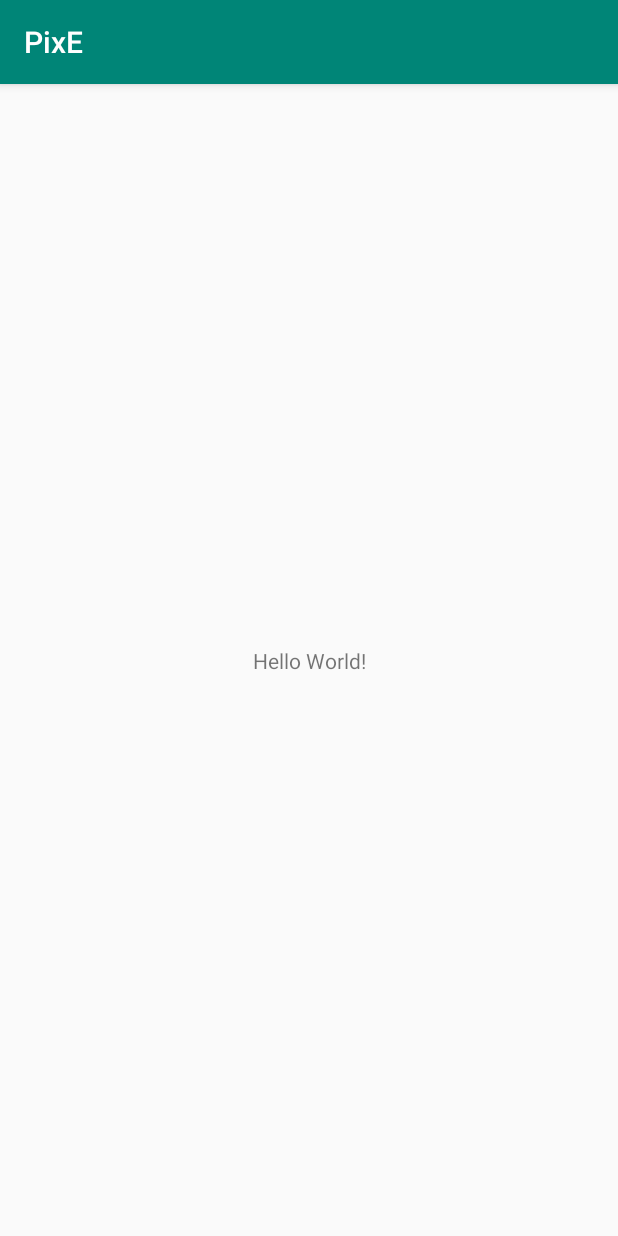
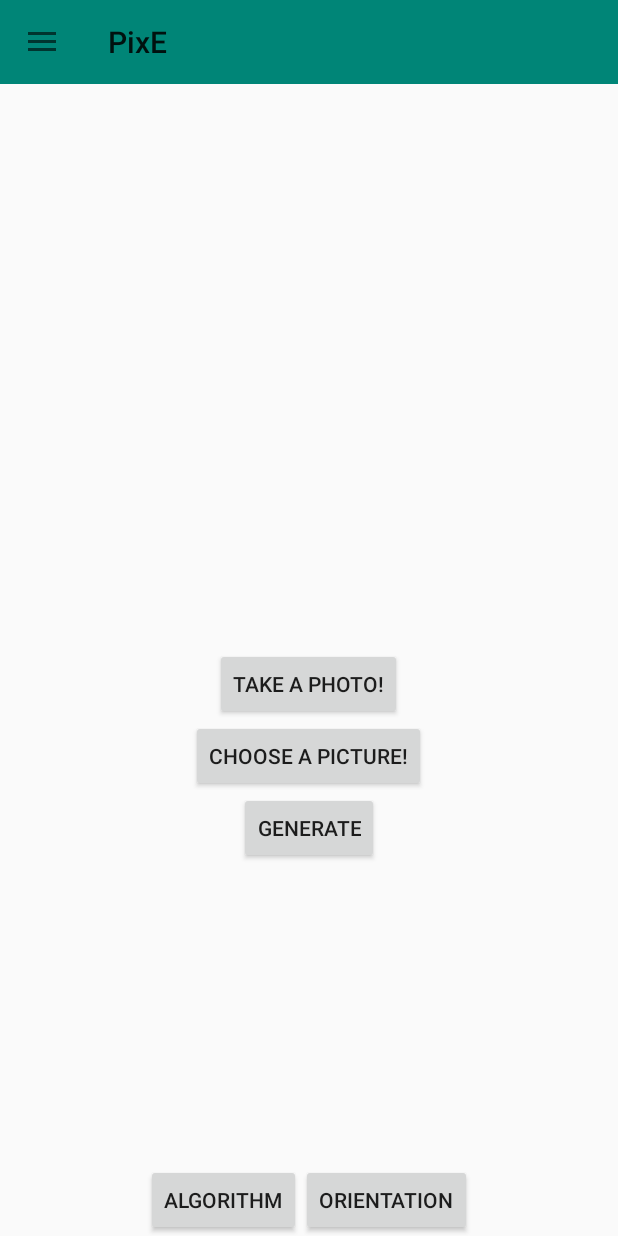
Before and after one commit to lambnathan/PixE, an Android app: the screen it shows after launch (MainActivity), on a phone screen of 412 x 824 dp. Run offline under Robolectric (Android 15) with nearby library versions, the phone set to English and light mode, and no system bars.

Commit message:
alpha-ready: menu, picture select, almost bottom buttons

```diff
--- a/app/build.gradle
+++ b/app/build.gradle
@@ -27,6 +27,7 @@ dependencies {
     implementation fileTree(dir: 'libs', include: ['*.jar'])
     implementation"org.jetbrains.kotlin:kotlin-stdlib-jdk7:$kotlin_version"
     implementation 'androidx.appcompat:appcompat:1.1.0'
+    implementation 'com.google.android.material:material:1.1.0'
     implementation 'androidx.core:core-ktx:1.2.0'
     implementation 'androidx.constraintlayout:constraintlayout:1.1.3'
     testImplementation 'junit:junit:4.12'
--- a/app/src/main/java/com/imageaccident/pixe/MainActivity.kt
+++ b/app/src/main/java/com/imageaccident/pixe/MainActivity.kt
@@ -2,11 +2,68 @@ package com.imageaccident.pixe
 
 import androidx.appcompat.app.AppCompatActivity
 import android.os.Bundle
+import android.view.MenuItem
+import android.widget.Button
+import android.widget.Toast
+import androidx.appcompat.app.ActionBarDrawerToggle
+import androidx.core.view.GravityCompat
+import androidx.drawerlayout.widget.DrawerLayout
+import com.google.android.material.navigation.NavigationView
+import kotlinx.android.synthetic.main.activity_main.*
 
-class MainActivity : AppCompatActivity() {
+class MainActivity : AppCompatActivity(), NavigationView.OnNavigationItemSelectedListener {
+    private lateinit var toggle : ActionBarDrawerToggle
+    private lateinit var drawerLayout : DrawerLayout
+    private lateinit var takePhotoButton : Button
+    private lateinit var choosePictureButton : Button
+    private lateinit var generateButton : Button
 
     override fun onCreate(savedInstanceState: Bundle?) {
         super.onCreate(savedInstanceState)
         setContentView(R.layout.activity_main)
+
+        drawerLayout = findViewById(R.id.drawer_layout)
+        takePhotoButton = findViewById(R.id.take_photo_button)
+        choosePictureButton = findViewById(R.id.choose_picture_button)
+        generateButton = findViewById(R.id.generate_button)
+
+        setSupportActionBar(toolbar)
+        toggle = ActionBarDrawerToggle(this, drawerLayout, toolbar, 0, 0)
+        drawerLayout.addDrawerListener(toggle)
+        toggle.syncState()
+        navigationView.setNavigationItemSelectedListener(this)
+
+        toggle.isDrawerIndicatorEnabled = true
+
+        takePhotoButton.setOnClickListener{Toast.makeText(baseContext, "User will be directed to Camera app to take photo", Toast.LENGTH_SHORT).show()}
+        choosePictureButton.setOnClickListener{Toast.makeText(baseContext, "User will be directed to Photo Gallery app to choose picture", Toast.LENGTH_SHORT).show()}
+        generateButton.setOnClickListener{
+            Toast.makeText(baseContext, "New image will be generated!", Toast.LENGTH_SHORT).show()
+            // booleans to make this work or not
+        }
+    }
+
+    override fun onNavigationItemSelected(menuItem: MenuItem): Boolean {
+        when (menuItem.itemId) {
+            R.id.about_button -> {
+                Toast.makeText(this, "About", Toast.LENGTH_SHORT).show()
+            }
+            R.id.donate_button -> {
+                Toast.makeText(this, "Thanks for the donation!", Toast.LENGTH_SHORT).show()
+            }
+            R.id.upgrade_button -> {
+                Toast.makeText(this, "Upgrade to full-resolution images!", Toast.LENGTH_SHORT).show()
+            }
+        }
+        drawer_layout.closeDrawer(GravityCompat.START)
+        return true
+    }
+
+    override fun onBackPressed() {
+        if (drawer_layout.isDrawerOpen(GravityCompat.START)) {
+            drawer_layout.closeDrawer(GravityCompat.START)
+        } else {
+            super.onBackPressed()
+        }
     }
 }
--- a/app/src/main/res/layout/activity_main.xml
+++ b/app/src/main/res/layout/activity_main.xml
@@ -1,18 +1,77 @@
 <?xml version="1.0" encoding="utf-8"?>
-<androidx.constraintlayout.widget.ConstraintLayout xmlns:android="http://schemas.android.com/apk/res/android"
+<androidx.drawerlayout.widget.DrawerLayout xmlns:android="http://schemas.android.com/apk/res/android"
     xmlns:app="http://schemas.android.com/apk/res-auto"
     xmlns:tools="http://schemas.android.com/tools"
+    android:id="@+id/drawer_layout"
     android:layout_width="match_parent"
     android:layout_height="match_parent"
     tools:context=".MainActivity">
 
-    <TextView
-        android:layout_width="wrap_content"
-        android:layout_height="wrap_content"
-        android:text="Hello World!"
-        app:layout_constraintBottom_toBottomOf="parent"
-        app:layout_constraintLeft_toLeftOf="parent"
-        app:layout_constraintRight_toRightOf="parent"
-        app:layout_constraintTop_toTopOf="parent" />
+    <FrameLayout
+        android:id="@+id/content_frame"
+        android:layout_width="match_parent"
+        android:layout_height="match_parent">
 
-</androidx.constraintlayout.widget.ConstraintLayout>
+        <androidx.appcompat.widget.Toolbar
+            android:id="@+id/toolbar"
+            android:layout_width="match_parent"
+            android:layout_height="?attr/actionBarSize"
+            android:background="?attr/colorPrimary"
+            app:popupTheme="@style/ThemeOverlay.AppCompat.Light" />
+
+        <LinearLayout
+            android:layout_width="match_parent"
+            android:layout_height="match_parent"
+            android:gravity="center|bottom"
+            android:orientation="vertical">
+
+            <Button
+                android:layout_width="wrap_content"
+                android:layout_height="wrap_content"
+                android:id="@+id/take_photo_button"
+                android:text="@string/take_photo_label"/>
+
+            <Button
+                android:layout_width="wrap_content"
+                android:layout_height="wrap_content"
+                android:id="@+id/choose_picture_button"
+                android:text="@string/choose_picture_label"/>
+
+            <Button
+                android:layout_width="wrap_content"
+                android:layout_height="wrap_content"
+                android:id="@+id/generate_button"
+                android:text="@string/generate_label"/>
+
+            <LinearLayout
+                android:layout_width="match_parent"
+                android:layout_height="wrap_content"
+                android:orientation="horizontal"
+                android:gravity="center"
+                android:layout_marginTop="200dp">
+
+                <Button
+                    android:layout_width="wrap_content"
+                    android:layout_height="wrap_content"
+                    android:id="@+id/algorithm_button"
+                    android:text="@string/algorithm_label"/>
+
+                <Button
+                    android:layout_width="wrap_content"
+                    android:layout_height="wrap_content"
+                    android:id="@+id/orientation_button"
+                    android:text="@string/orientation_label"/>
+            </LinearLayout>
+
+
+
+        </LinearLayout>
+    </FrameLayout>
+    <com.google.android.material.navigation.NavigationView
+    android:id="@+id/navigationView"
+    android:layout_width="wrap_content"
+    android:layout_height="match_parent"
+    android:layout_gravity="start"
+    app:headerLayout="@layout/nav_header"
+    app:menu="@menu/drawer_view" />
+</androidx.drawerlayout.widget.DrawerLayout>
--- /dev/null
+++ b/app/src/main/res/layout/nav_header.xml
@@ -0,0 +1,15 @@
+<?xml version="1.0" encoding="utf-8"?>
+<LinearLayout xmlns:android="http://schemas.android.com/apk/res/android"
+    android:layout_width="match_parent"
+    android:layout_height="192dp"
+    android:background="?attr/colorPrimaryDark"
+    android:gravity="bottom"
+    android:orientation="vertical"
+    android:padding="16dp"
+    android:theme="@style/ThemeOverlay.AppCompat.Dark">
+    <TextView
+        android:layout_width="match_parent"
+        android:layout_height="wrap_content"
+        android:text="MindOrks"
+        android:textAppearance="@style/TextAppearance.AppCompat.Body1" />
+    </LinearLayout>
--- /dev/null
+++ b/app/src/main/res/menu/drawer_view.xml
@@ -0,0 +1,13 @@
+<?xml version="1.0" encoding="utf-8"?>
+<menu xmlns:android="http://schemas.android.com/apk/res/android">
+    <item
+        android:id="@+id/about_button"
+        android:title="@string/about_label"/>
+    <item
+        android:id="@+id/donate_button"
+        android:title="@string/donate_label"/>
+    <item
+        android:id="@+id/upgrade_button"
+        android:title="@string/upgrade_label"/>
+
+</menu>
--- a/app/src/main/res/values/strings.xml
+++ b/app/src/main/res/values/strings.xml
@@ -1,3 +1,11 @@
 <resources>
     <string name="app_name">PixE</string>
+    <string name="take_photo_label">Take a Photo!</string>
+    <string name="choose_picture_label">Choose a Picture!</string>
+    <string name="about_label">About</string>
+    <string name="donate_label">Donate</string>
+    <string name="upgrade_label">Upgrade</string>
+    <string name="generate_label">Generate</string>
+    <string name="algorithm_label">Algorithm</string>
+    <string name="orientation_label">Orientation</string>
 </resources>
--- a/app/src/main/res/values/styles.xml
+++ b/app/src/main/res/values/styles.xml
@@ -1,7 +1,7 @@
 <resources>
 
     <!-- Base application theme. -->
-    <style name="AppTheme" parent="Theme.AppCompat.Light.DarkActionBar">
+    <style name="AppTheme" parent="Theme.AppCompat.Light.NoActionBar">
         <!-- Customize your theme here. -->
         <item name="colorPrimary">@color/colorPrimary</item>
         <item name="colorPrimaryDark">@color/colorPrimaryDark</item>
```
Also changed, not shown: 3 other files.
